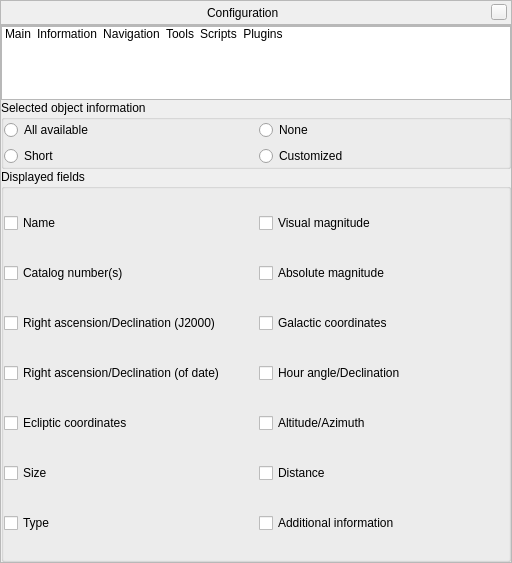
First picture: the form in src/gui/configurationDialog.ui, repository 519984307/stellarium_src, before the edit.
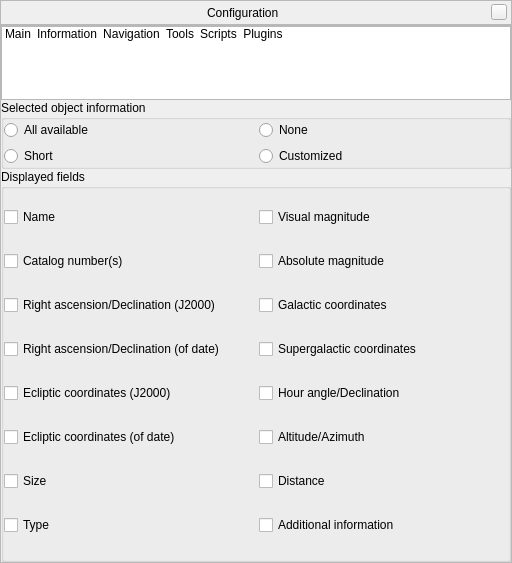
Second picture: the form after the edit. The open tabs and pages were chosen to show the change. Icons and pictures are not drawn. Custom widgets are drawn as their Qt base class.

```diff
--- a/src/gui/configurationDialog.ui
+++ b/src/gui/configurationDialog.ui
@@ -574,6 +574,68 @@
              <property name="bottomMargin">
               <number>0</number>
              </property>
+             <item row="6" column="0">
+              <widget class="QCheckBox" name="checkBoxSize">
+               <property name="toolTip">
+                <string>Angular or physical size</string>
+               </property>
+               <property name="text">
+                <string>Size</string>
+               </property>
+               <attribute name="buttonGroup">
+                <string notr="true">buttonGroupDisplayedFields</string>
+               </attribute>
+              </widget>
+             </item>
+             <item row="7" column="0">
+              <widget class="QCheckBox" name="checkBoxType">
+               <property name="toolTip">
+                <string>The type of the object (star, planet, etc.)</string>
+               </property>
+               <property name="text">
+                <string>Type</string>
+               </property>
+               <attribute name="buttonGroup">
+                <string notr="true">buttonGroupDisplayedFields</string>
+               </attribute>
+              </widget>
+             </item>
+             <item row="7" column="1">
+              <widget class="QCheckBox" name="checkBoxExtra">
+               <property name="toolTip">
+                <string>Spectral class, nebula type, etc.</string>
+               </property>
+               <property name="text">
+                <string>Additional information</string>
+               </property>
+               <attribute name="buttonGroup">
+                <string notr="true">buttonGroupDisplayedFields</string>
+               </attribute>
+              </widget>
+             </item>
+             <item row="6" column="1">
+              <widget class="QCheckBox" name="checkBoxDistance">
+               <property name="text">
+                <string>Distance</string>
+               </property>
+               <attribute name="buttonGroup">
+                <string notr="true">buttonGroupDisplayedFields</string>
+               </attribute>
+              </widget>
+             </item>
+             <item row="4" column="0">
+              <widget class="QCheckBox" name="checkBoxEclipticCoordsJ2000">
+               <property name="toolTip">
+                <string>Ecliptic coordinates, equinox J2000</string>
+               </property>
+               <property name="text">
+                <string>Ecliptic coordinates (J2000)</string>
+               </property>
+               <attribute name="buttonGroup">
+                <string notr="true">buttonGroupDisplayedFields</string>
+               </attribute>
+              </widget>
+             </item>
              <item row="0" column="0">
               <widget class="QCheckBox" name="checkBoxName">
                <property name="text">
@@ -651,58 +713,19 @@
               </widget>
              </item>
              <item row="5" column="0">
-              <widget class="QCheckBox" name="checkBoxSize">
+              <widget class="QCheckBox" name="checkBoxEclipticCoordsOfDate">
                <property name="toolTip">
                 <string>Angular or physical size</string>
                </property>
                <property name="text">
-                <string>Size</string>
+                <string>Ecliptic coordinates (of date)</string>
                </property>
                <attribute name="buttonGroup">
                 <string notr="true">buttonGroupDisplayedFields</string>
                </attribute>
               </widget>
              </item>
-             <item row="6" column="0">
-              <widget class="QCheckBox" name="checkBoxType">
-               <property name="toolTip">
-                <string>The type of the object (star, planet, etc.)</string>
-               </property>
-               <property name="text">
-                <string>Type</string>
-               </property>
-               <attribute name="buttonGroup">
-                <string notr="true">buttonGroupDisplayedFields</string>
-               </attribute>
-              </widget>
-             </item>
-             <item row="6" column="1">
-              <widget class="QCheckBox" name="checkBoxExtra">
-               <property name="toolTip">
-                <string>Spectral class, nebula type, etc.</string>
-               </property>
-               <property name="text">
-                <string>Additional information</string>
-               </property>
-               <attribute name="buttonGroup">
-                <string notr="true">buttonGroupDisplayedFields</string>
-               </attribute>
-              </widget>
-             </item>
-             <item row="3" column="1">
-              <widget class="QCheckBox" name="checkBoxHourAngle">
-               <property name="toolTip">
-                <string>Equatorial coordinates, equinox of date</string>
-               </property>
-               <property name="text">
-                <string>Hour angle/Declination</string>
-               </property>
-               <attribute name="buttonGroup">
-                <string notr="true">buttonGroupDisplayedFields</string>
-               </attribute>
-              </widget>
-             </item>
-             <item row="4" column="1">
+             <item row="5" column="1">
               <widget class="QCheckBox" name="checkBoxAltAz">
                <property name="toolTip">
                 <string>Horizontal coordinates</string>
@@ -715,23 +738,23 @@
                </attribute>
               </widget>
              </item>
-             <item row="5" column="1">
-              <widget class="QCheckBox" name="checkBoxDistance">
+             <item row="4" column="1">
+              <widget class="QCheckBox" name="checkBoxHourAngle">
+               <property name="toolTip">
+                <string>Equatorial coordinates, equinox of date</string>
+               </property>
                <property name="text">
-                <string>Distance</string>
+                <string>Hour angle/Declination</string>
                </property>
                <attribute name="buttonGroup">
                 <string notr="true">buttonGroupDisplayedFields</string>
                </attribute>
               </widget>
              </item>
-             <item row="4" column="0">
-              <widget class="QCheckBox" name="checkBoxEclipticCoords">
-               <property name="toolTip">
-                <string>Ecliptic coordinates, equinox of date and J2000 (only for Earth)</string>
-               </property>
+             <item row="3" column="1">
+              <widget class="QCheckBox" name="checkBoxSupergalacticCoordinates">
                <property name="text">
-                <string>Ecliptic coordinates</string>
+                <string>Supergalactic coordinates</string>
                </property>
                <attribute name="buttonGroup">
                 <string notr="true">buttonGroupDisplayedFields</string>
```
Left out of the diff: 6 changed lines with no effect on the pictures.
